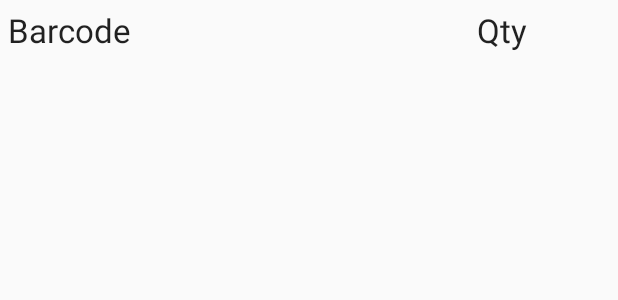
After one commit to arbalestx91/BarcodeScanner, an Android app: the layout list_items.xml on its own in the app's theme, with its tools: preview values and no code run, on a phone screen of 412 x 824 dp. The commit adds this screen. Shown: the top 300 px of the screen. Run offline under Robolectric (Android 15) with nearby library versions, the phone set to English and light mode, and no system bars.

Commit message:
Added OpenCSV Added 2 ArrayLists for writing to CSV
TODO:
Output data to CSV
Attach CSV to email

```diff
--- a/app/build.gradle
+++ b/app/build.gradle
@@ -20,8 +20,9 @@ android {
 }
 
 dependencies {
-    compile fileTree(dir: 'libs', include: ['*.jar'])
+    compile fileTree(include: ['*.jar'], dir: 'libs')
     testCompile 'junit:junit:4.12'
     compile 'com.android.support:appcompat-v7:23.4.0'
     compile 'com.android.support:design:23.4.0'
+    compile files('libs/opencsv.jar')
 }
--- a/app/src/main/AndroidManifest.xml
+++ b/app/src/main/AndroidManifest.xml
@@ -1,6 +1,8 @@
 <?xml version="1.0" encoding="utf-8"?>
 <manifest xmlns:android="http://schemas.android.com/apk/res/android"
     package="com.arbalestx.barcodescanner">
+
+    <uses-permission android:name="android.permission.WRITE_EXTERNAL_STORAGE" />
 
     <application
         android:allowBackup="true"
@@ -23,4 +25,5 @@
         <activity android:name=".PrefActivity"/>
     </application>
 
+
 </manifest>
--- /dev/null
+++ b/app/src/main/res/layout/list_items.xml
@@ -0,0 +1,23 @@
+<?xml version="1.0" encoding="utf-8"?>
+<LinearLayout xmlns:android="http://schemas.android.com/apk/res/android"
+    android:orientation="horizontal" android:layout_width="match_parent"
+    android:layout_height="match_parent">
+
+    <TextView
+        android:layout_width="wrap_content"
+        android:layout_height="wrap_content"
+        android:textAppearance="?android:attr/textAppearanceLarge"
+        android:text="Barcode"
+        android:id="@+id/textBarcode"
+        android:layout_weight="4"
+        android:padding="5dp" />
+
+    <TextView
+        android:layout_width="wrap_content"
+        android:layout_height="wrap_content"
+        android:textAppearance="?android:attr/textAppearanceLarge"
+        android:text="Qty"
+        android:id="@+id/textQuantity"
+        android:layout_weight="1"
+        android:padding="5dp" />
+</LinearLayout>
--- a/app/src/main/res/values/strings.xml
+++ b/app/src/main/res/values/strings.xml
@@ -4,4 +4,5 @@
 
     <!-- activity_scanning -->
     <string name="action_pref">Preferences</string>
+    <string name="action_exportCSV">Export CSV</string>
 </resources>
```
Also changed, not shown: app/src/main/java/com/arbalestx/barcodescanner/ScanningActivity.java (+33 -20 lines), app/src/main/res/menu/menu_scan.xml (+4 -3 lines), app/libs/opencsv.jar (added).
